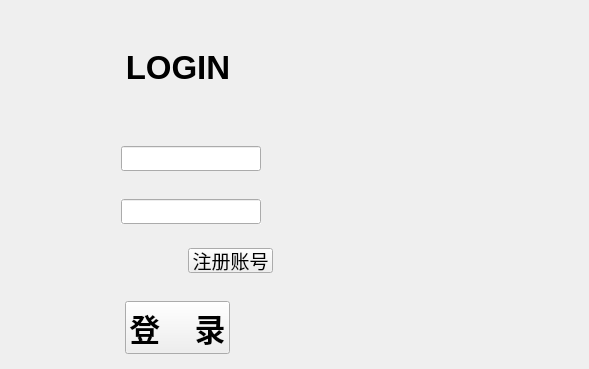
This is loginwindow.ui in Zhang-Yiiiiii/BlackAndWhite as Qt 5 draws it before an edit. The edited form follows.
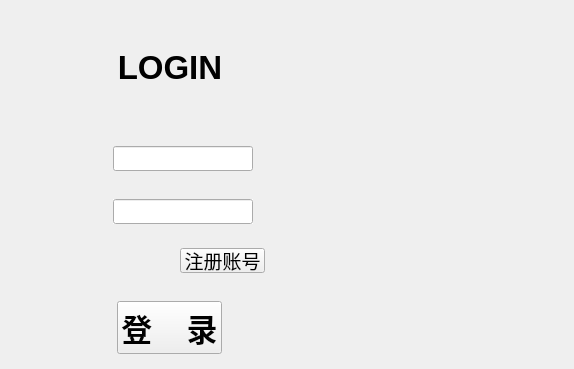
This is the edited form. Icons and pictures are not drawn.

Patch:
```diff
--- a/loginwindow.ui
+++ b/loginwindow.ui
@@ -6,8 +6,8 @@
    <rect>
     <x>0</x>
     <y>0</y>
-    <width>589</width>
-    <height>365</height>
+    <width>574</width>
+    <height>361</height>
    </rect>
   </property>
   <property name="sizePolicy">
```
